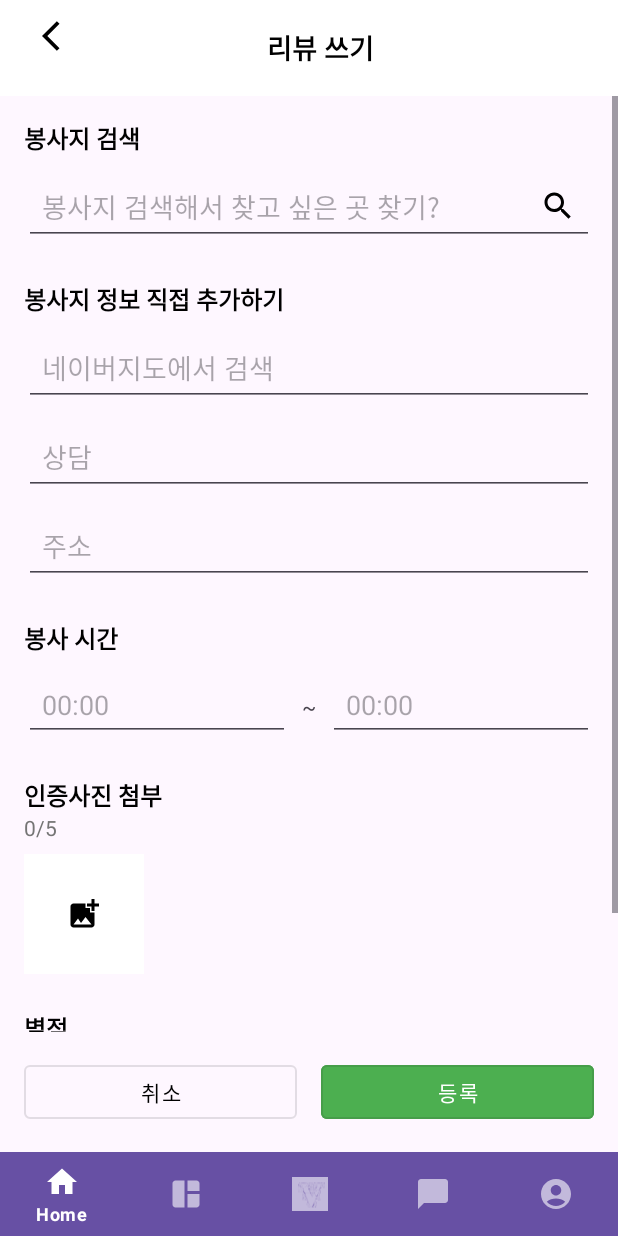
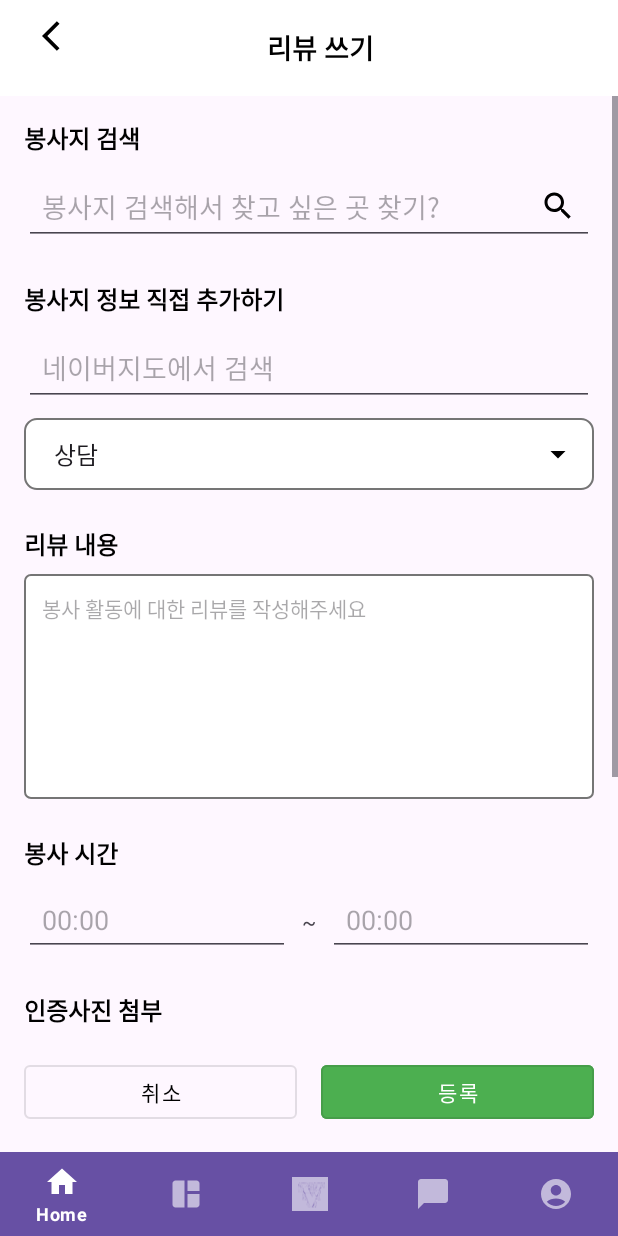
Before and after one commit to handher0/VolunteeerKim, an Android app: the fragment CommunityFragment_review_post placed in its activity, on a phone screen of 412 x 824 dp. Run offline under Robolectric (Android 15) with nearby library versions, the phone set to English and light mode, and no system bars; our stand-ins replace Firebase (no records; nobody signed in at launch, a user with empty details on screens opened directly).

Commit message:
CommunityReview_submitPost

```diff
--- a/app/src/main/java/com/example/volunteerkim/CommunityFragment_review_post.java
+++ b/app/src/main/java/com/example/volunteerkim/CommunityFragment_review_post.java
@@ -2,13 +2,19 @@ package com.example.volunteerkim;
 
 import android.os.Bundle;
 
+import androidx.annotation.NonNull;
 import androidx.fragment.app.Fragment;
 
 import android.view.LayoutInflater;
 import android.view.View;
 import android.view.ViewGroup;
+import android.widget.AdapterView;
+import android.widget.ArrayAdapter;
+import android.widget.Toast;
 
 import com.example.volunteerkim.databinding.FragmentCommunityReviewPostBinding;
+import com.google.android.gms.tasks.OnCompleteListener;
+import com.google.android.gms.tasks.Task;
 
 public class CommunityFragment_review_post extends Fragment {
 
@@ -23,7 +29,7 @@ public class CommunityFragment_review_post extends Fragment {
     public CommunityFragment_review_post() {
     }
 
-    public static CommunityFragment_review_post newInstance(String param1, String param2) {
+    public CommunityFragment_review_post newInstance(String param1, String param2) {
         CommunityFragment_review_post fragment = new CommunityFragment_review_post();
         Bundle args = new Bundle();
         args.putString(ARG_PARAM1, param1);
@@ -44,6 +50,43 @@ public class CommunityFragment_review_post extends Fragment {
     @Override
     public View onCreateView(LayoutInflater inflater, ViewGroup container, Bundle savedInstanceState) {
         binding = FragmentCommunityReviewPostBinding.inflate(inflater, container, false);
+
+        // 카테고리 목록 설정
+        String[] categories = new String[]{
+                "상담",
+                "교육",
+                "문화행사",
+                "환경보호",
+                "생활편의",
+                "주거환경",
+                "보건의료",
+                "농어촌봉사",
+                "시설봉사",
+                "기타"};
+
+        ArrayAdapter<String> adapter = new ArrayAdapter<>(
+                requireContext(),
+                android.R.layout.simple_spinner_item,
+                categories
+        );
+
+
+        adapter.setDropDownViewResource(android.R.layout.simple_spinner_dropdown_item);
+        binding.spinnerCategory.setAdapter(adapter);
+
+        // 선택 이벤트 처리
+        binding.spinnerCategory.setOnItemSelectedListener(new AdapterView.OnItemSelectedListener(){
+            @Override
+            public void onItemSelected(AdapterView<?> parent, View view, int position, long id) {
+                String selectedCategory = categories[position];
+                // 선택된 카테고리 처리
+            }
+
+            @Override
+            public void onNothingSelected(AdapterView<?> parent) {
+                // 아무것도 선택되지 않았을 때 처리
+            }
+        });
 
         // 뒤로가기 버튼
         binding.btnBack.setOnClickListener(v -> {
@@ -68,19 +111,34 @@ public class CommunityFragment_review_post extends Fragment {
             submitPost();
         });
 
+
+        binding.btnSubmit.setOnClickListener(v -> {
+            submitPost();
+        });
+
         return binding.getRoot();
     }
 
     private void submitPost() {
-        String location = binding.etSearch.getText().toString();
-        String name = binding.etName.getText().toString();
-        String category = binding.etCategory.getText().toString();
-        String address = binding.etAddress.getText().toString();
-        String timeStart = binding.etTimeStart.getText().toString();
-        String timeEnd = binding.etTimeEnd.getText().toString();
-        float rating = binding.ratingBar.getRating();
+        ReviewPost post = new ReviewPost();
+        post.setPlace(binding.etSearch.getText().toString());
+        post.setCategory(binding.spinnerCategory.toString());
+        post.setContent(binding.etContent.getText().toString());
+        post.setStartTime(Integer.parseInt(binding.etTimeStart.getText().toString()));
+        post.setEndTime(Integer.parseInt(binding.etTimeEnd.getText().toString()));
+        post.setRating(binding.ratingBar.getRating());
 
-        // Firebase에 데이터 저장 로직 구현
+        Community_CRUD.saveReviewPost(post, new OnCompleteListener<Void>() {
+            @Override
+            public void onComplete(@NonNull Task<Void> task) {
+                if (task.isSuccessful()) {
+                    Toast.makeText(getContext(), "리뷰가 등록되었습니다.", Toast.LENGTH_SHORT).show();
+                    requireActivity().onBackPressed();
+                } else {
+                    Toast.makeText(getContext(), "리뷰 등록에 실패했습니다.", Toast.LENGTH_SHORT).show();
+                }
+            }
+        });
     }
 
     @Override
--- /dev/null
+++ b/app/src/main/res/drawable/baseline_arrow_drop_down_24.xml
@@ -0,0 +1,5 @@
+<vector xmlns:android="http://schemas.android.com/apk/res/android" android:height="24dp" android:tint="#000000" android:viewportHeight="24" android:viewportWidth="24" android:width="24dp">
+
+    <path android:fillColor="@android:color/white" android:pathData="M7,10l5,5 5,-5z"/>
+
+</vector>
--- /dev/null
+++ b/app/src/main/res/drawable/bg_edit_content.xml
@@ -0,0 +1,8 @@
+<?xml version="1.0" encoding="utf-8"?>
+<shape xmlns:android="http://schemas.android.com/apk/res/android">
+    <solid android:color="@color/white" />
+    <stroke
+        android:width="1dp"
+        android:color="@color/gray" />
+    <corners android:radius="4dp" />
+</shape>
--- /dev/null
+++ b/app/src/main/res/drawable/bg_spinner_category.xml
@@ -0,0 +1,18 @@
+<?xml version="1.0" encoding="utf-8"?>
+<layer-list xmlns:android="http://schemas.android.com/apk/res/android">
+    <item>
+        <shape android:shape="rectangle">
+            <solid android:color="@color/white" />
+            <stroke android:width="1dp" android:color="@color/gray" />
+            <corners android:radius="8dp" />
+            <padding
+                android:left="12dp"
+                android:right="12dp"
+                android:top="8dp"
+                android:bottom="8dp" />
+        </shape>
+    </item>
+    <item
+        android:drawable="@drawable/baseline_arrow_drop_down_24"
+        android:gravity="end|center_vertical" />
+</layer-list>
--- a/app/src/main/res/layout/fragment_community_review_post.xml
+++ b/app/src/main/res/layout/fragment_community_review_post.xml
@@ -82,23 +82,43 @@
                 android:padding="12dp" />
 
             <!-- 봉사지 정보 입력 필드들 -->
-            <EditText
-                android:id="@+id/et_category"
+            <Spinner
+                android:id="@+id/spinner_category"
                 android:layout_width="match_parent"
                 android:layout_height="wrap_content"
                 android:layout_marginTop="8dp"
-                android:hint="상담"
-                android:padding="12dp" />
+                android:padding="12dp"
+                android:background="@drawable/bg_spinner_category" />
+
+
+            <!-- 봉사 시간 -->
+
+            <!-- 봉사 시간 입력 부분 다음에 추가 -->
+
+            <!-- 리뷰 내용 -->
+            <TextView
+                android:layout_width="wrap_content"
+                android:layout_height="wrap_content"
+                android:layout_marginTop="24dp"
+                android:text="리뷰 내용"
+                android:textColor="@color/black"
+                android:textSize="16sp"
+                android:textStyle="bold" />
 
             <EditText
-                android:id="@+id/et_address"
+                android:id="@+id/et_content"
                 android:layout_width="match_parent"
-                android:layout_height="wrap_content"
+                android:layout_height="150dp"
                 android:layout_marginTop="8dp"
-                android:hint="주소"
-                android:padding="12dp" />
+                android:background="@drawable/bg_edit_content"
+                android:gravity="top"
+                android:hint="봉사 활동에 대한 리뷰를 작성해주세요"
+                android:padding="12dp"
+                android:textSize="14sp"
+                android:inputType="textMultiLine" />
 
-            <!-- 봉사 시간 -->
+            <!-- 인증사진 첨부 부분 -->
+
             <TextView
                 android:layout_width="wrap_content"
                 android:layout_height="wrap_content"
```
Also changed, not shown: app/src/main/java/com/example/volunteerkim/Community_CRUD.java (added, +45 -0 lines), app/src/main/java/com/example/volunteerkim/ReviewPost.java (added, +96 -0 lines).
